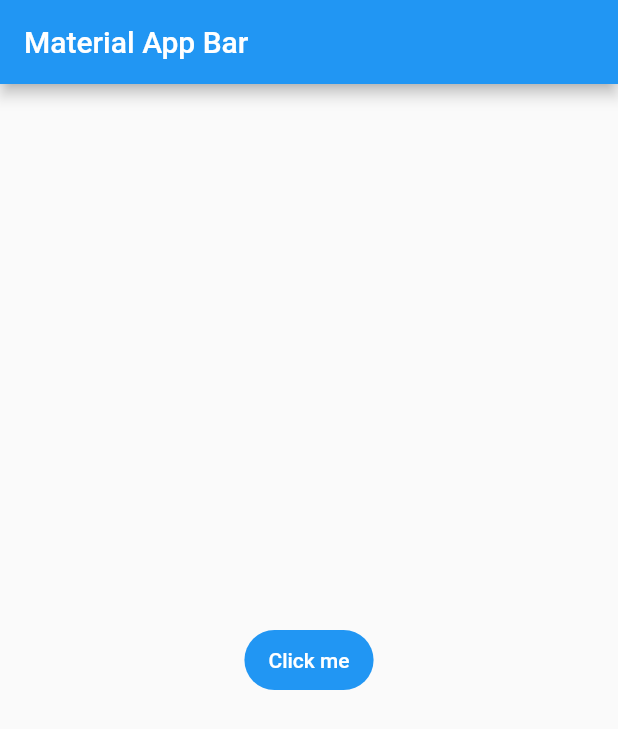
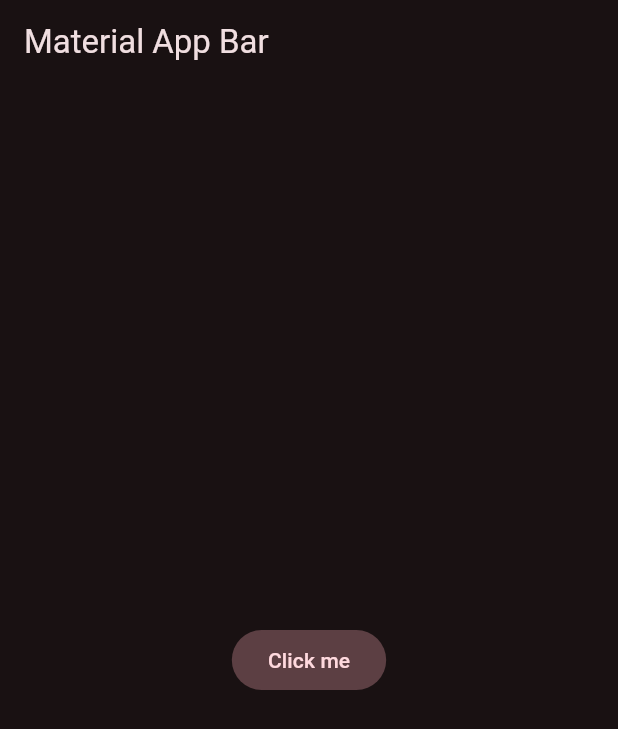
Before and after one commit to LeopoldoIII/yes_no_app, a Flutter app: the screen it shows after launch, on a phone screen of 412 x 824 dp. Shown: the top 729 px of the screen. Run offline on Flutter 3.47's test engine with Material 2 defaults, Android fonts, the phone set to English and light mode, and no system bars.

Commit message:
global theme

```diff
--- /dev/null
+++ b/lib/config/theme/app_theme.dart
@@ -0,0 +1,28 @@
+import 'package:flutter/material.dart';
+
+const Color _customColor = Color(0xFF1A053B);
+
+const List<Color> _colorThemes = [
+  _customColor,
+  Colors.blue,
+  Colors.teal,
+  Colors.green,
+  Colors.yellow,
+  Colors.orange,
+  Colors.pink,
+];
+
+class AppTheme {
+  final int selectedColor;
+
+  AppTheme({this.selectedColor = 0})
+      : assert(selectedColor >= 0 && selectedColor <= _colorThemes.length - 1,
+            'Colors must be between 0 and ${_colorThemes.length - 1}');
+
+  ThemeData theme() {
+    return ThemeData(
+        useMaterial3: true,
+        colorSchemeSeed: _colorThemes[selectedColor],
+        brightness: Brightness.dark);
+  }
+}
--- a/lib/main.dart
+++ b/lib/main.dart
@@ -1,4 +1,5 @@
 import 'package:flutter/material.dart';
+import 'package:yes_no_app/config/theme/app_theme.dart';
 
 void main() => runApp(const MyApp());
 
@@ -10,6 +11,7 @@ class MyApp extends StatelessWidget {
     return MaterialApp(
       title: 'Yes No App',
       debugShowCheckedModeBanner: false,
+      theme: AppTheme(selectedColor: 6).theme(),
       home: Scaffold(
         appBar: AppBar(
           title: const Text('Material App Bar'),
```
